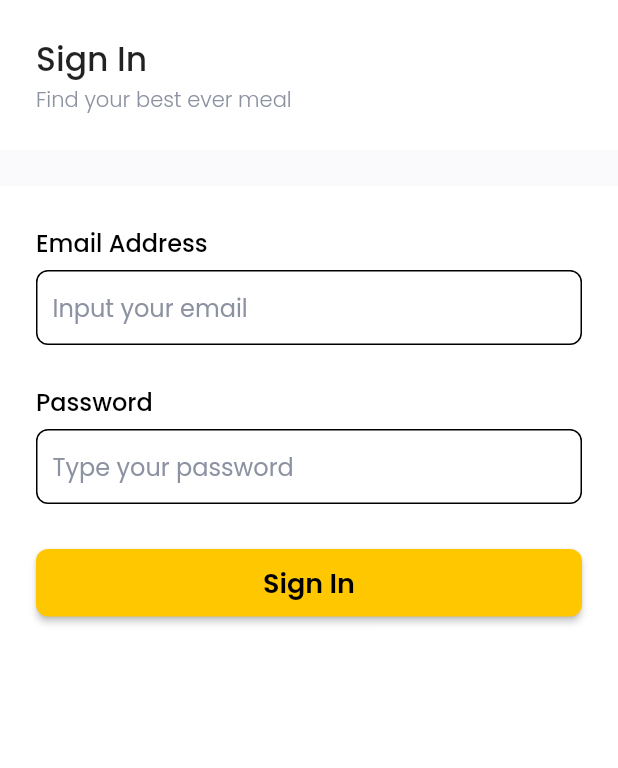
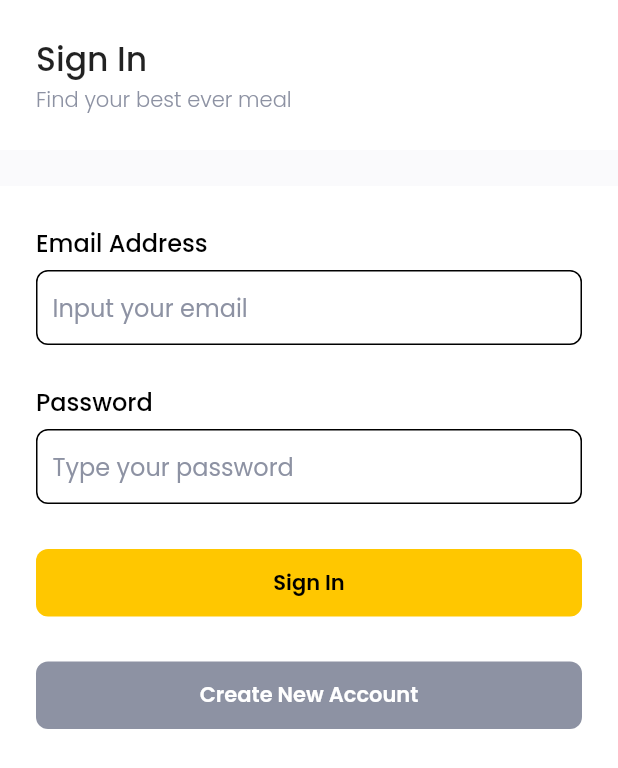
Before and after one commit to hid0/food_market, a Flutter app: the screen it shows after launch, on a phone screen of 412 x 824 dp. Shown: the top 768 px of the screen. Run offline on Flutter 3.47's test engine with Material 2 defaults, Android fonts, the phone set to English and light mode, and no system bars; our stand-ins replace flutter_spinkit, get, google_fonts, supercharged.

```diff
--- a/lib/main.dart
+++ b/lib/main.dart
@@ -1,4 +1,5 @@
 import 'package:flutter/material.dart';
+import 'package:food_market/ui/pages/splash_page.dart';
 
 import 'ui/pages/pages.dart';
 
@@ -12,7 +13,12 @@ class MyApp extends StatelessWidget {
   Widget build(BuildContext context) {
     return MaterialApp(
       debugShowCheckedModeBanner: false,
-      home: SignInPage(),
+      // home: SplashPage(),
+      routes: {
+        '/': (context) => SplashPage(),
+        '/sign-in': (context) => const SignInPage(),
+        '/sign-up': (context) => const SignUpPage(),
+      },
     );
   }
 }
--- a/lib/shared/theme.dart
+++ b/lib/shared/theme.dart
@@ -3,6 +3,7 @@ part of 'shared.dart';
 // ? set double margin
 const double defaultMargin = 24;
 
+// ignore: todo
 // TODO color & font style
 TextStyle grayFont = GoogleFonts.poppins().copyWith(color: grayColor);
 TextStyle blackFont0 = GoogleFonts.poppins()
@@ -11,15 +12,25 @@ TextStyle blackFont1 = GoogleFonts.poppins()
     .copyWith(color: Colors.black, fontSize: 16, fontWeight: FontWeight.w500);
 TextStyle blackFont2 = GoogleFonts.poppins().copyWith(color: Colors.black);
 TextStyle loginStyleBtn = GoogleFonts.poppins()
-    .copyWith(color: Colors.black, fontSize: 18, fontWeight: FontWeight.w600);
+    .copyWith(color: Colors.black, fontSize: 14, fontWeight: FontWeight.w600);
+TextStyle registerStyleBtn = GoogleFonts.poppins()
+    .copyWith(color: Colors.white, fontSize: 14, fontWeight: FontWeight.w600);
 Color grayColor = "8D92A3".toColor();
 Color primaryColor = "FFC700".toColor();
+Color primary = const Color(0xffFFC700);
 Color secondaryColor = "FAFAFC".toColor();
 // !TODO button style
 final ButtonStyle loginBtn = ElevatedButton.styleFrom(
-    onPrimary: primaryColor,
-    primary: primaryColor,
-    padding: EdgeInsets.symmetric(horizontal: 16),
-    shape: const RoundedRectangleBorder(
-        borderRadius: BorderRadius.all(Radius.circular(8))),
-    minimumSize: Size(88, 24));
+  onPrimary: primaryColor,
+  primary: primaryColor,
+  padding: const EdgeInsets.symmetric(horizontal: 16),
+  shape: const RoundedRectangleBorder(
+      borderRadius: BorderRadius.all(Radius.circular(8))),
+  // minimumSize: Size(88, 24)
+);
+final ButtonStyle newAccountBtn = ElevatedButton.styleFrom(
+  onPrimary: grayColor,
+  primary: grayColor,
+  shape: const RoundedRectangleBorder(
+      borderRadius: BorderRadius.all(Radius.circular(8))),
+);
--- a/lib/ui/pages/general_page.dart
+++ b/lib/ui/pages/general_page.dart
@@ -33,7 +33,9 @@ class GeneralPage extends StatelessWidget {
                   children: [
                     // ? this container to set title and subtitle
                     Container(
-                      padding: EdgeInsets.symmetric(horizontal: defaultMargin),
+                      padding: const EdgeInsets.symmetric(
+                        horizontal: defaultMargin,
+                      ),
                       width: double.infinity,
                       height: 100,
                       color: Colors.white,
@@ -43,13 +45,38 @@ class GeneralPage extends StatelessWidget {
                               ? Container(
                                   width: 24,
                                   height: 24,
-                                  margin: EdgeInsets.only(right: 26),
-                                  decoration: BoxDecoration(
-                                      image: DecorationImage(
-                                          image: AssetImage(
-                                              'assets/back_arrow.png'))),
+                                  margin: const EdgeInsets.only(right: 26),
+                                  decoration: const BoxDecoration(
+                                    image: DecorationImage(
+                                      image:
+                                          AssetImage('assets/back_arrow.png'),
+                                    ),
+                                  ),
                                 )
-                              : SizedBox(),
+                              : const SizedBox(),
+                          // onBackButtonPressed != null
+                          //     ? Container(
+                          //         child: ConstrainedBox(
+                          //           constraints: const BoxConstraints.expand(),
+                          //           child: TextButton(
+                          //             onPressed: () {
+                          //               Navigator.pushReplacement(
+                          //                 context,
+                          //                 MaterialPageRoute(
+                          //                   builder: (context) =>
+                          //                       const SignInPage(),
+                          //                 ),
+                          //               );
+                          //             },
+                          //             style: TextButton.styleFrom(
+                          //               padding: const EdgeInsets.all(0.0),
+                          //             ),
+                          //             child:
+                          //                 Image.asset('assets/back_arrow.png'),
+                          //           ),
+                          //         ),
+                          //       )
+                          //     : const SizedBox(),
                           Column(
                             crossAxisAlignment: CrossAxisAlignment.start,
                             mainAxisAlignment: MainAxisAlignment.center,
@@ -75,7 +102,7 @@ class GeneralPage extends StatelessWidget {
                       width: double.infinity,
                       color: secondaryColor,
                     ),
-                    child ?? SizedBox() // !if child null show sizebox
+                    child ?? const SizedBox() // !if child null show sizebox
                   ],
                 ),
               ],
--- a/lib/ui/pages/pages.dart
+++ b/lib/ui/pages/pages.dart
@@ -2,7 +2,9 @@ import 'package:flutter/cupertino.dart';
 import 'package:flutter/material.dart';
 import 'package:flutter_spinkit/flutter_spinkit.dart';
 import 'package:food_market/shared/shared.dart';
+import 'package:get/get.dart';
 import 'package:google_fonts/google_fonts.dart';
 
 part 'general_page.dart';
 part 'sign_in_page.dart';
+part 'sign_up_page.dart';
--- a/lib/ui/pages/sign_in_page.dart
+++ b/lib/ui/pages/sign_in_page.dart
@@ -1,8 +1,13 @@
 part of 'pages.dart';
 
-class SignInPage extends StatelessWidget {
+class SignInPage extends StatefulWidget {
   const SignInPage({Key? key}) : super(key: key);
 
+  @override
+  _SignInPageState createState() => _SignInPageState();
+}
+
+class _SignInPageState extends State<SignInPage> {
   @override
   Widget build(BuildContext context) {
     TextEditingController emailController = TextEditingController();
@@ -16,7 +21,8 @@ class SignInPage extends StatelessWidget {
       child: Column(
         children: [
           Container(
-            margin: EdgeInsets.fromLTRB(defaultMargin, 26, defaultMargin, 6),
+            margin:
+                const EdgeInsets.fromLTRB(defaultMargin, 26, defaultMargin, 6),
             width: double.infinity,
             child: Text(
               "Email Address",
@@ -24,9 +30,10 @@ class SignInPage extends StatelessWidget {
             ),
           ),
           Container(
-            margin: EdgeInsets.symmetric(horizontal: defaultMargin),
+            margin: const EdgeInsets.symmetric(horizontal: defaultMargin),
             width: double.infinity,
-            padding: EdgeInsets.symmetric(horizontal: 10),
+            padding: const EdgeInsets.symmetric(horizontal: 10),
+            // ignore: todo
             // TODO this show textbox input for email address
             decoration: BoxDecoration(
                 borderRadius: BorderRadius.circular(8),
@@ -40,7 +47,8 @@ class SignInPage extends StatelessWidget {
             ),
           ),
           Container(
-            margin: EdgeInsets.fromLTRB(defaultMargin, 26, defaultMargin, 6),
+            margin:
+                const EdgeInsets.fromLTRB(defaultMargin, 26, defaultMargin, 6),
             width: double.infinity,
             child: Text(
               "Password",
@@ -48,14 +56,16 @@ class SignInPage extends StatelessWidget {
             ),
           ),
           Container(
-            margin: EdgeInsets.symmetric(horizontal: defaultMargin),
-            padding: EdgeInsets.symmetric(horizontal: 10),
+            margin: const EdgeInsets.symmetric(horizontal: defaultMargin),
+            padding: const EdgeInsets.symmetric(horizontal: 10),
             width: double.infinity,
+            // ignore: todo
             // TODO this show textbox input for password
             decoration: BoxDecoration(
                 borderRadius: BorderRadius.circular(8),
                 border: Border.all(color: Colors.black)),
             child: TextField(
+              obscureText: true,
               controller: passwordController,
               decoration: InputDecoration(
                   border: InputBorder.none,
@@ -67,23 +77,60 @@ class SignInPage extends StatelessWidget {
           Container(
             height: 45,
             width: double.infinity,
-            margin: EdgeInsets.only(top: 30),
-            padding: EdgeInsets.symmetric(horizontal: defaultMargin),
+            margin: const EdgeInsets.only(top: 30),
+            padding: const EdgeInsets.symmetric(horizontal: defaultMargin),
             child: isLoading
+                // ignore: dead_code
                 ? SpinKitFadingCircle(
                     size: 45,
                     color: primaryColor,
                   )
-                : ElevatedButton(
-                    style: loginBtn,
+                : TextButton(
+                    style: TextButton.styleFrom(
+                      backgroundColor: primary,
+                      shape: RoundedRectangleBorder(
+                        borderRadius: BorderRadius.circular(8),
+                      ),
+                    ),
                     onPressed: () {},
-                    child: TextButton(
-                        onPressed: () {},
-                        child: Text(
-                          "Sign In",
-                          style: loginStyleBtn,
-                        ))),
-          )
+                    child: Text(
+                      "Sign In",
+                      style: loginStyleBtn,
+                    ),
+                  ),
+          ),
+          Container(
+            height: 45,
+            width: double.infinity,
+            margin: const EdgeInsets.only(top: 30),
+            padding: const EdgeInsets.symmetric(horizontal: defaultMargin),
+            child: isLoading
+                // ignore: dead_code
+                ? SpinKitFadingCircle(
+                    size: 45,
+                    color: primaryColor,
+                  )
+                : TextButton(
+                    style: TextButton.styleFrom(
+                      backgroundColor: grayColor,
+                      shape: RoundedRectangleBorder(
+                        borderRadius: BorderRadius.circular(8),
+                      ),
+                    ),
+                    onPressed: () {
+                      Navigator.pushReplacement(
+                        context,
+                        MaterialPageRoute(
+                          builder: (context) => const SignUpPage(),
+                        ),
+                      );
+                    },
+                    child: Text(
+                      "Create New Account",
+                      style: registerStyleBtn,
+                    ),
+                  ),
+          ),
         ],
       ),
     );
--- /dev/null
+++ b/lib/ui/pages/splash_page.dart
@@ -0,0 +1,47 @@
+import 'dart:async';
+
+import 'package:flutter/material.dart';
+import 'package:food_market/ui/pages/pages.dart';
+
+// ignore: use_key_in_widget_constructors
+class SplashPage extends StatefulWidget {
+  @override
+  _SplashPageState createState() => _SplashPageState();
+}
+
+class _SplashPageState extends State<SplashPage> {
+  @override
+  void initState() {
+    super.initState();
+    Timer(const Duration(seconds: 3), () {
+      Navigator.pushReplacement(
+        context,
+        MaterialPageRoute(
+          builder: (context) => const SignInPage(),
+        ),
+      );
+    });
+  }
+
+  @override
+  Widget build(BuildContext context) {
+    return MaterialApp(
+      debugShowCheckedModeBanner: false,
+      home: Scaffold(
+        backgroundColor: const Color(0xffFFC700),
+        body: Center(
+          child: Column(
+            mainAxisAlignment: MainAxisAlignment.center,
+            children: <Widget>[
+              Image.asset(
+                'assets/logo.png',
+                width: 231,
+                height: 178,
+              ),
+            ],
+          ),
+        ),
+      ),
+    );
+  }
+}
--- a/pubspec.yaml
+++ b/pubspec.yaml
@@ -32,6 +32,7 @@ dependencies:
   cupertino_icons: ^1.0.2
   flutter_bloc: ^7.0.1
   flutter_spinkit: ^5.0.0
+  get: ^4.1.4
   google_fonts: ^2.1.0
   material_design_icons_flutter: ^4.0.5955
   supercharged: ^2.0.0
```
Also changed, not shown: lib/ui/pages/sign_up_page.dart (added, +157 -0 lines), assets/shop-logo.png (added), pubspec.lock, 5 other files.
